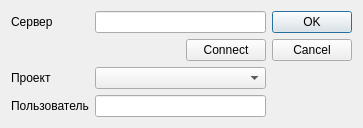
This is client/ui/trklogin.ui in sshmakov/Traquera as Qt 5 draws it before an edit. The edited form follows.
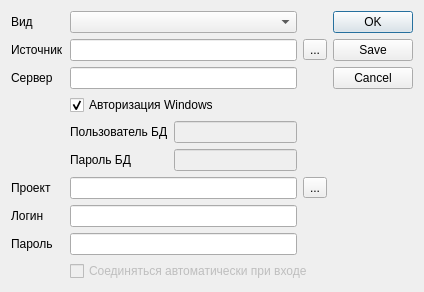
This is the edited form.

```diff
--- a/client/ui/trklogin.ui
+++ b/client/ui/trklogin.ui
@@ -6,8 +6,8 @@
    <rect>
     <x>0</x>
     <y>0</y>
-    <width>363</width>
-    <height>127</height>
+    <width>424</width>
+    <height>268</height>
    </rect>
   </property>
   <property name="windowTitle">
@@ -15,64 +15,139 @@
   </property>
   <layout class="QHBoxLayout" name="horizontalLayout_3">
    <item>
-    <layout class="QFormLayout" name="formLayout">
-     <property name="fieldGrowthPolicy">
-      <enum>QFormLayout::AllNonFixedFieldsGrow</enum>
-     </property>
-     <item row="0" column="0">
-      <widget class="QLabel" name="label">
-       <property name="text">
-        <string>Сервер</string>
-       </property>
-      </widget>
-     </item>
-     <item row="0" column="1">
+    <layout class="QGridLayout" name="gridLayout">
+     <item row="2" column="1" colspan="2">
       <widget class="QLineEdit" name="serverEdit"/>
      </item>
-     <item row="1" column="1">
-      <layout class="QHBoxLayout" name="horizontalLayout_2">
-       <item>
-        <spacer name="horizontalSpacer">
-         <property name="orientation">
-          <enum>Qt::Horizontal</enum>
-         </property>
-         <property name="sizeHint" stdset="0">
-          <size>
-           <width>40</width>
-           <height>20</height>
-          </size>
-         </property>
-        </spacer>
-       </item>
-       <item>
-        <widget class="QPushButton" name="connectButton">
-         <property name="text">
-          <string>Connect</string>
-         </property>
-        </widget>
-       </item>
-      </layout>
-     </item>
-     <item row="2" column="1">
-      <widget class="QComboBox" name="prjBox"/>
-     </item>
      <item row="2" column="0">
+      <widget class="QLabel" name="label">
+       <property name="text">
+        <string>Сервер</string>
+       </property>
+      </widget>
+     </item>
+     <item row="6" column="0">
       <widget class="QLabel" name="label_2">
        <property name="text">
         <string>Проект</string>
        </property>
       </widget>
      </item>
-     <item row="3" column="0">
-      <widget class="QLabel" name="label_3">
+     <item row="0" column="1" colspan="2">
+      <widget class="QComboBox" name="dbClassComboBox"/>
+     </item>
+     <item row="4" column="2">
+      <widget class="QLineEdit" name="sqlUserEdit">
+       <property name="enabled">
+        <bool>false</bool>
+       </property>
+      </widget>
+     </item>
+     <item row="1" column="1" colspan="2">
+      <widget class="QLineEdit" name="dbmsEdit"/>
+     </item>
+     <item row="5" column="1">
+      <widget class="QLabel" name="label_5">
        <property name="text">
-        <string>Пользователь</string>
+        <string>Пароль БД</string>
        </property>
       </widget>
      </item>
-     <item row="3" column="1">
+     <item row="5" column="2">
+      <widget class="QLineEdit" name="sqlPassEdit">
+       <property name="enabled">
+        <bool>false</bool>
+       </property>
+      </widget>
+     </item>
+     <item row="1" column="0">
+      <widget class="QLabel" name="label_7">
+       <property name="text">
+        <string>Источник</string>
+       </property>
+       <property name="buddy">
+        <cstring>dbmsEdit</cstring>
+       </property>
+      </widget>
+     </item>
+     <item row="3" column="1" colspan="2">
+      <widget class="QCheckBox" name="trustedUserBox">
+       <property name="text">
+        <string>Авторизация Windows</string>
+       </property>
+       <property name="checked">
+        <bool>true</bool>
+       </property>
+      </widget>
+     </item>
+     <item row="1" column="3">
+      <widget class="QToolButton" name="btnDBMS">
+       <property name="text">
+        <string>...</string>
+       </property>
+      </widget>
+     </item>
+     <item row="0" column="0">
+      <widget class="QLabel" name="label_8">
+       <property name="text">
+        <string>Вид</string>
+       </property>
+       <property name="buddy">
+        <cstring>dbClassComboBox</cstring>
+       </property>
+      </widget>
+     </item>
+     <item row="7" column="1" colspan="2">
       <widget class="QLineEdit" name="userEdit"/>
      </item>
+     <item row="4" column="1">
+      <widget class="QLabel" name="label_9">
+       <property name="text">
+        <string>Пользователь БД</string>
+       </property>
+      </widget>
+     </item>
+     <item row="8" column="1" colspan="2">
+      <widget class="QLineEdit" name="passwordEdit">
+       <property name="echoMode">
+        <enum>QLineEdit::Password</enum>
+       </property>
+      </widget>
+     </item>
+     <item row="8" column="0">
+      <widget class="QLabel" name="label_6">
+       <property name="text">
+        <string>Пароль</string>
+       </property>
+      </widget>
+     </item>
+     <item row="7" column="0">
+      <widget class="QLabel" name="label_4">
+       <property name="text">
+        <string>Логин</string>
+       </property>
+      </widget>
+     </item>
+     <item row="9" column="1" colspan="3">
+      <widget class="QCheckBox" name="autoLoginCheck">
+       <property name="enabled">
+        <bool>false</bool>
+       </property>
+       <property name="text">
+        <string>Соединяться автоматически при входе</string>
+       </property>
+      </widget>
+     </item>
+     <item row="6" column="1" colspan="2">
+      <widget class="QLineEdit" name="projectEdit"/>
+     </item>
+     <item row="6" column="3">
+      <widget class="QToolButton" name="btnProjects">
+       <property name="text">
+        <string>...</string>
+       </property>
+      </widget>
+     </item>
     </layout>
    </item>
    <item>
@@ -87,7 +162,7 @@
       <enum>Qt::Vertical</enum>
      </property>
      <property name="standardButtons">
-      <set>QDialogButtonBox::Cancel|QDialogButtonBox::Ok</set>
+      <set>QDialogButtonBox::Cancel|QDialogButtonBox::Ok|QDialogButtonBox::Save</set>
      </property>
     </widget>
    </item>
```
Left out of the diff: 27 changed lines with no effect on the pictures.
